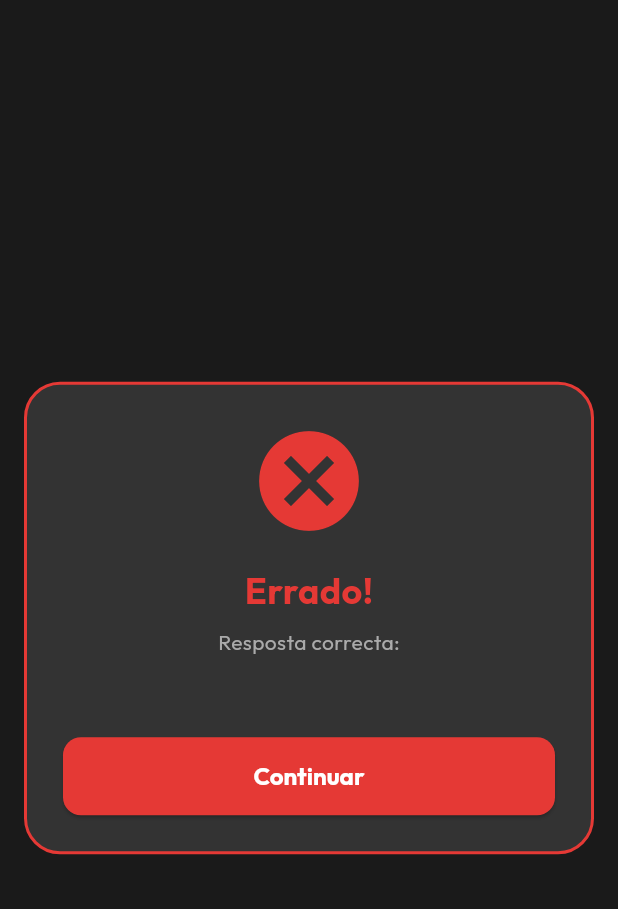
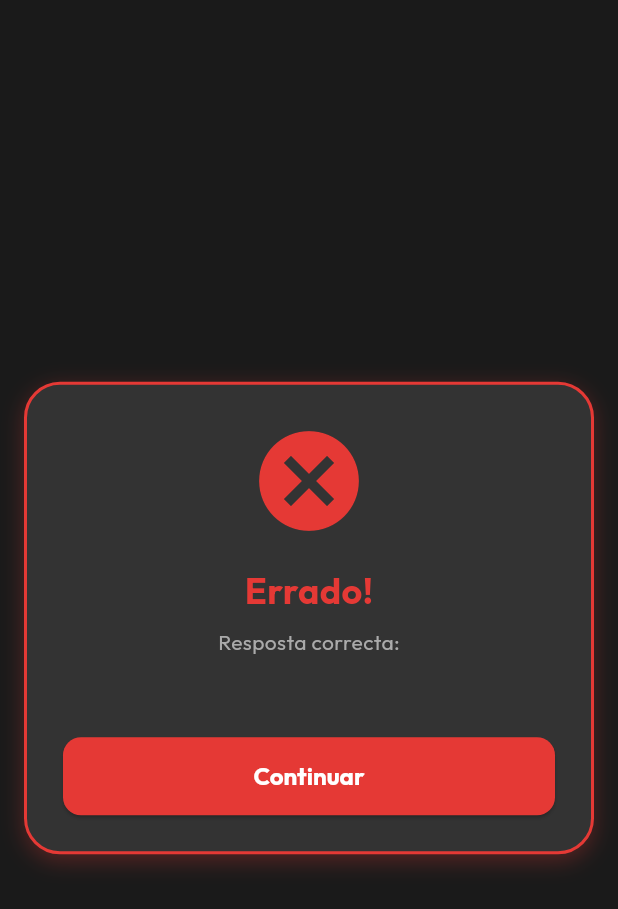
Before and after one commit to pdrfrncsco/kwijiyaapp, a Flutter app: the QuizResultView widget shown alone on an empty page, opened directly with empty values, on a phone screen of 412 x 824 dp. Shown: the top 909 px of the screen. Run offline on Flutter 3.47's test engine with Material 3 defaults, Android fonts, the phone set to English and light mode, and no system bars; our stand-ins replace audioplayers, confetti, dio, flutter_riverpod, fpdart, freezed_annotation and 4 more; accounts and stored records are empty; generated files the repository leaves out were written again; network calls fail.

Commit message:
feat: add sound effects and confetti animations to quiz
- Add SoundService to manage audio playback with mute toggle
- Play background music during quiz and sound effects for correct/wrong answers
- Add confetti animation for correct answers and shake effect for wrong answers
- Integrate audio players plugin across all platforms (Linux, Windows, macOS)
- Add sound assets and update pubspec dependencies

```diff
--- a/lib/features/quiz/presentation/screens/quiz_result_view.dart
+++ b/lib/features/quiz/presentation/screens/quiz_result_view.dart
@@ -1,22 +1,77 @@
 import 'package:flutter/material.dart';
+import 'package:flutter_riverpod/flutter_riverpod.dart';
+import 'package:confetti/confetti.dart';
+import 'dart:math';
 import '../../domain/entities/quiz_entities.dart';
 import '../../../../core/theme/app_colors.dart';
+import '../../../../core/providers/core_providers.dart';
 
-class QuizResultView extends StatelessWidget {
+class QuizResultView extends ConsumerStatefulWidget {
   final QuizResult result;
   final VoidCallback onNext;
 
-  const QuizResultView({
-    super.key,
-    required this.result,
-    required this.onNext,
-  });
+  const QuizResultView({super.key, required this.result, required this.onNext});
+
+  @override
+  ConsumerState<QuizResultView> createState() => _QuizResultViewState();
+}
+
+class _QuizResultViewState extends ConsumerState<QuizResultView>
+    with SingleTickerProviderStateMixin {
+  late ConfettiController _confettiController;
+  late AnimationController _shakeController;
+  late Animation<double> _shakeAnimation;
+
+  @override
+  void initState() {
+    super.initState();
+    _confettiController = ConfettiController(
+      duration: const Duration(seconds: 2),
+    );
+
+    _shakeController = AnimationController(
+      duration: const Duration(milliseconds: 500),
+      vsync: this,
+    );
+
+    _shakeAnimation = Tween<double>(
+      begin: 0,
+      end: 10,
+    ).chain(CurveTween(curve: Curves.elasticIn)).animate(_shakeController);
+
+    if (widget.result.isCorrect) {
+      _confettiController.play();
+      ref.read(soundServiceProvider).playCorrect();
+    } else {
+      _shakeController.forward().then((_) => _shakeController.reverse());
+      ref.read(soundServiceProvider).playWrong();
+    }
+  }
+
+  @override
+  void dispose() {
+    _confettiController.dispose();
+    _shakeController.dispose();
+    super.dispose();
+  }
 
   @override
   Widget build(BuildContext context) {
-    final isCorrect = result.isCorrect;
+    final isCorrect = widget.result.isCorrect;
 
-    return Center(
+    return Stack(
+      children: [
+        Center(
+          child: AnimatedBuilder(
+            animation: _shakeAnimation,
+            builder: (context, child) {
+              return Transform.translate(
+                offset: isCorrect
+                    ? Offset.zero
+                    : Offset(sin(_shakeController.value * pi * 4) * 10, 0),
+                child: child,
+              );
+            },
             child: Container(
               padding: const EdgeInsets.all(24),
               margin: const EdgeInsets.symmetric(horizontal: 16),
@@ -27,6 +82,14 @@ class QuizResultView extends StatelessWidget {
                   color: isCorrect ? AppColors.success : AppColors.error,
                   width: 2,
                 ),
+                boxShadow: [
+                  BoxShadow(
+                    color: (isCorrect ? AppColors.success : AppColors.error)
+                        .withValues(alpha: 0.3),
+                    blurRadius: 12,
+                    offset: const Offset(0, 4),
+                  ),
+                ],
               ),
               child: Column(
                 mainAxisSize: MainAxisSize.min,
@@ -50,7 +113,7 @@ class QuizResultView extends StatelessWidget {
                   const SizedBox(height: 8),
                   if (isCorrect)
                     Text(
-                '+${result.xpEarned} XP',
+                      '+${widget.result.xpEarned} XP',
                       textAlign: TextAlign.center,
                       style: const TextStyle(
                         fontSize: 18,
@@ -58,13 +121,16 @@ class QuizResultView extends StatelessWidget {
                         color: AppColors.primary,
                       ),
                     )
-            else if (result.correctAnswer != null)
+                  else if (widget.result.correctAnswer != null)
                     Column(
                       children: [
-                  const Text('Resposta correcta:', style: TextStyle(color: AppColors.textSecondary)),
+                        const Text(
+                          'Resposta correcta:',
+                          style: TextStyle(color: AppColors.textSecondary),
+                        ),
                         const SizedBox(height: 4),
                         Text(
-                    result.correctAnswer!,
+                          widget.result.correctAnswer!,
                           textAlign: TextAlign.center,
                           style: const TextStyle(
                             fontSize: 18,
@@ -74,12 +140,13 @@ class QuizResultView extends StatelessWidget {
                         ),
                       ],
                     ),
-            if (result.explanation != null && result.explanation!.isNotEmpty) ...[
+                  if (widget.result.explanation != null &&
+                      widget.result.explanation!.isNotEmpty) ...[
                     const SizedBox(height: 16),
                     const Divider(),
                     const SizedBox(height: 8),
                     Text(
-                result.explanation!,
+                      widget.result.explanation!,
                       textAlign: TextAlign.center,
                       style: const TextStyle(
                         fontStyle: FontStyle.italic,
@@ -89,9 +156,11 @@ class QuizResultView extends StatelessWidget {
                   ],
                   const SizedBox(height: 24),
                   ElevatedButton(
-              onPressed: onNext,
+                    onPressed: widget.onNext,
                     style: ElevatedButton.styleFrom(
-                backgroundColor: isCorrect ? AppColors.success : AppColors.error,
+                      backgroundColor: isCorrect
+                          ? AppColors.success
+                          : AppColors.error,
                       foregroundColor: Colors.white,
                       padding: const EdgeInsets.symmetric(vertical: 16),
                     ),
@@ -100,6 +169,25 @@ class QuizResultView extends StatelessWidget {
                 ],
               ),
             ),
+          ),
+        ),
+        if (isCorrect)
+          Align(
+            alignment: Alignment.topCenter,
+            child: ConfettiWidget(
+              confettiController: _confettiController,
+              blastDirectionality: BlastDirectionality.explosive,
+              shouldLoop: false,
+              colors: const [
+                Colors.green,
+                Colors.blue,
+                Colors.pink,
+                Colors.orange,
+                Colors.purple,
+              ],
+            ),
+          ),
+      ],
     );
   }
 }
--- a/pubspec.yaml
+++ b/pubspec.yaml
@@ -32,6 +32,8 @@ dependencies:
   # Use with the CupertinoIcons class for iOS style icons.
   cupertino_icons: ^1.0.8
   fpdart: ^1.2.0
+  confetti: ^0.8.0
+  audioplayers: ^6.5.1
 
 dev_dependencies:
   flutter_test:
@@ -61,7 +63,8 @@ flutter:
   uses-material-design: true
 
   # To add assets to your application, add an assets section, like this:
-  # assets:
+  assets:
+    - assets/sounds/
   #   - images/a_dot_burr.jpeg
   #   - images/a_dot_ham.jpeg
 
```
Also changed, not shown: lib/core/providers/core_providers.dart (+12 -0 lines), lib/core/services/sound_service.dart (added, +80 -0 lines), lib/features/profile/presentation/screens/profile_screen.dart (+25 -0 lines), lib/features/quiz/presentation/screens/quiz_question_view.dart (+37 -15 lines), lib/features/quiz/presentation/screens/quiz_screen.dart (+28 -8 lines), lib/main.dart (+12 -2 lines), lib/core/providers/core_providers.g.dart, lib/features/auth/presentation/providers/auth_providers.g.dart, lib/features/quiz/presentation/providers/quiz_providers.g.dart, pubspec.lock, 11 other files. Lines whose indentation alone changed are shown as unchanged.
